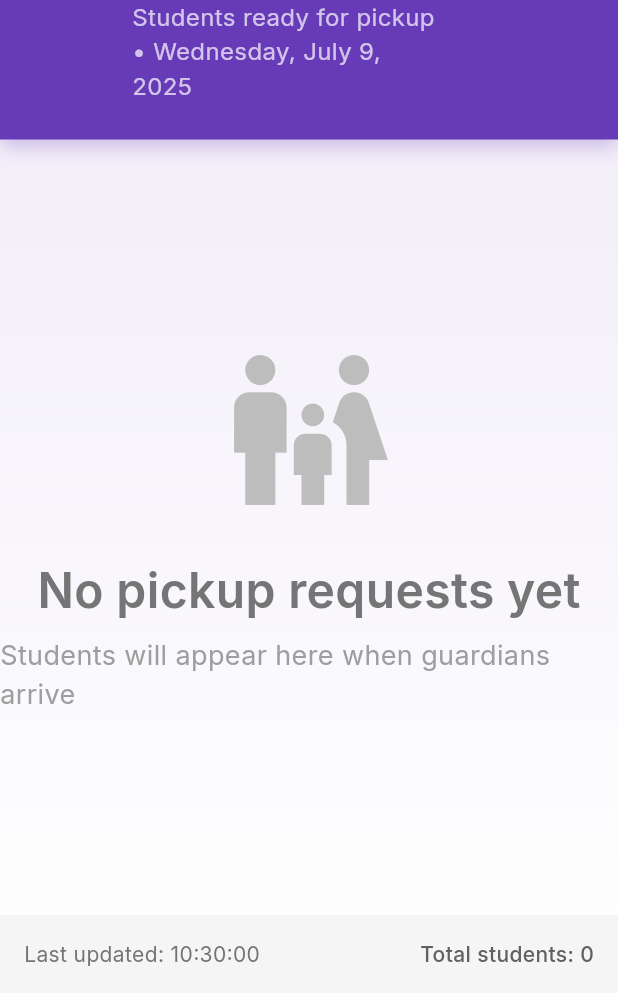
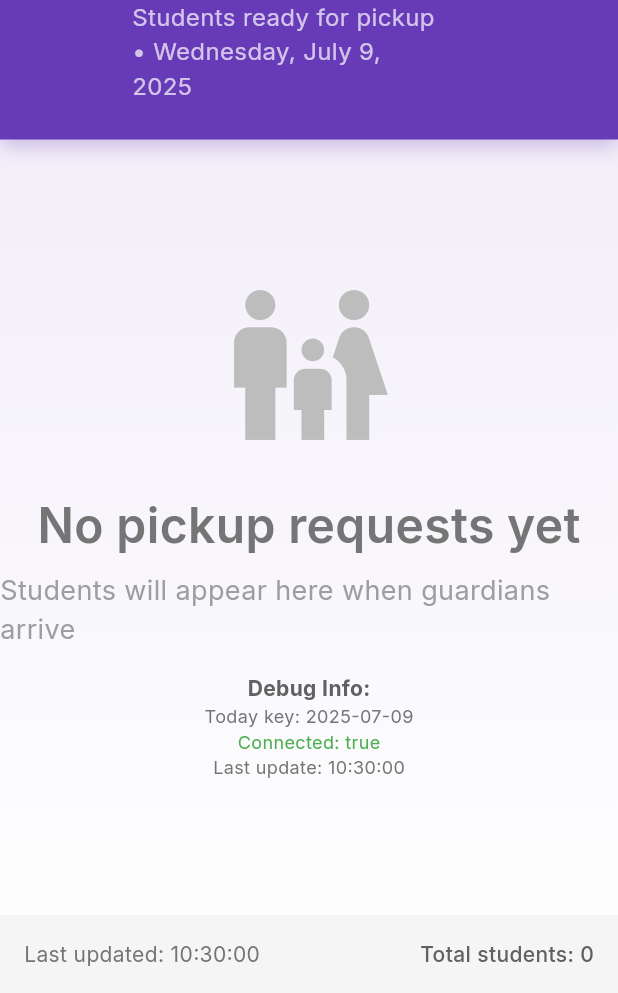
Before and after one commit to to7vx/schoolfy, a Flutter app: the screen it shows after launch, on a phone screen of 412 x 824 dp, the part 243-1236 px from its top. Run offline on Flutter 3.47's test engine with Material 3 defaults, Android fonts, the light colour scheme and no system bars; our stand-ins replace cloud_firestore, firebase_auth, firebase_core, firebase_database, google_fonts; accounts and stored records are empty.

Commit message:
Add debug logging to pickup display web app to troubleshoot name display issue

```diff
--- a/pickup_display_web/lib/main.dart
+++ b/pickup_display_web/lib/main.dart
@@ -63,8 +63,10 @@ class _PickupDisplayScreenState extends State<PickupDisplayScreen> {
   }
 
   void _setupPickupListener() {
+    print('Setting up pickup listener for today: $_todayKey');
     _database.child('pickupQueue').child(_todayKey).onValue.listen(
       (DatabaseEvent event) {
+        print('Received database event!');
         if (mounted) {
           setState(() {
             _isConnected = true;
@@ -87,12 +89,23 @@ class _PickupDisplayScreenState extends State<PickupDisplayScreen> {
   Map<String, List<PickupEntry>> _processPickupData(DataSnapshot snapshot) {
     final Map<String, List<PickupEntry>> result = {};
 
+    // Debug logging
+    print('Processing pickup data...');
+    print('Snapshot exists: ${snapshot.exists}');
+    print('Snapshot value: ${snapshot.value}');
+
     if (snapshot.value != null) {
       final data = Map<String, dynamic>.from(snapshot.value as Map);
 
+      print('Data entries count: ${data.length}');
+
       for (final entry in data.entries) {
+        print('Processing entry: ${entry.key}');
         final pickupData = Map<String, dynamic>.from(entry.value as Map);
+        print('Pickup data: $pickupData');
+
         final pickup = PickupEntry.fromJson(entry.key, pickupData);
+        print('Created pickup entry: ${pickup.studentName} in ${pickup.grade}');
 
         if (!result.containsKey(pickup.grade)) {
           result[pickup.grade] = [];
@@ -106,6 +119,7 @@ class _PickupDisplayScreenState extends State<PickupDisplayScreen> {
       }
     }
 
+    print('Final result grades: ${result.keys.toList()}');
     return result;
   }
 
@@ -256,6 +270,36 @@ class _PickupDisplayScreenState extends State<PickupDisplayScreen> {
             style: GoogleFonts.inter(
               fontSize: 18,
               color: Colors.grey.shade500,
+            ),
+          ),
+          const SizedBox(height: 16),
+          Text(
+            'Debug Info:',
+            style: GoogleFonts.inter(
+              fontSize: 14,
+              fontWeight: FontWeight.bold,
+              color: Colors.grey.shade700,
+            ),
+          ),
+          Text(
+            'Today key: $_todayKey',
+            style: GoogleFonts.inter(
+              fontSize: 12,
+              color: Colors.grey.shade600,
+            ),
+          ),
+          Text(
+            'Connected: $_isConnected',
+            style: GoogleFonts.inter(
+              fontSize: 12,
+              color: _isConnected ? Colors.green : Colors.red,
+            ),
+          ),
+          Text(
+            'Last update: ${DateFormat('HH:mm:ss').format(_lastUpdate)}',
+            style: GoogleFonts.inter(
+              fontSize: 12,
+              color: Colors.grey.shade600,
             ),
           ),
         ],
--- a/schoolfy_app/lib/screens/home_page.dart
+++ b/schoolfy_app/lib/screens/home_page.dart
@@ -654,7 +654,9 @@ class _HomePageState extends State<HomePage> {
               children: [
                 const Icon(Icons.error, color: Colors.white),
                 const SizedBox(width: 8),
-                Text('Failed to send pickup request: ${e.toString()}'),
+                Expanded(
+                  child: Text('Failed to send pickup request: ${e.toString()}'),
+                ),
               ],
             ),
             backgroundColor: Colors.red,
```
Also changed, not shown: database_test.dart (added, +38 -0 lines), realtime_database_rules.json (added, +13 -0 lines), test_data_for_firebase.json (added, +29 -0 lines), 2 other files.
